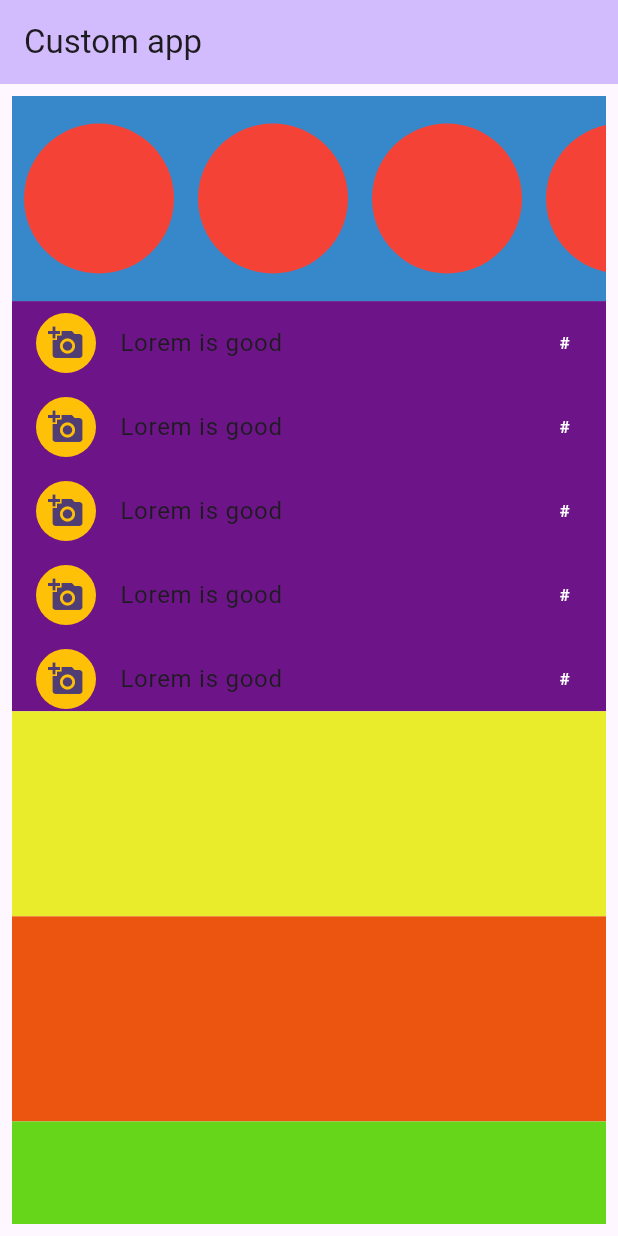
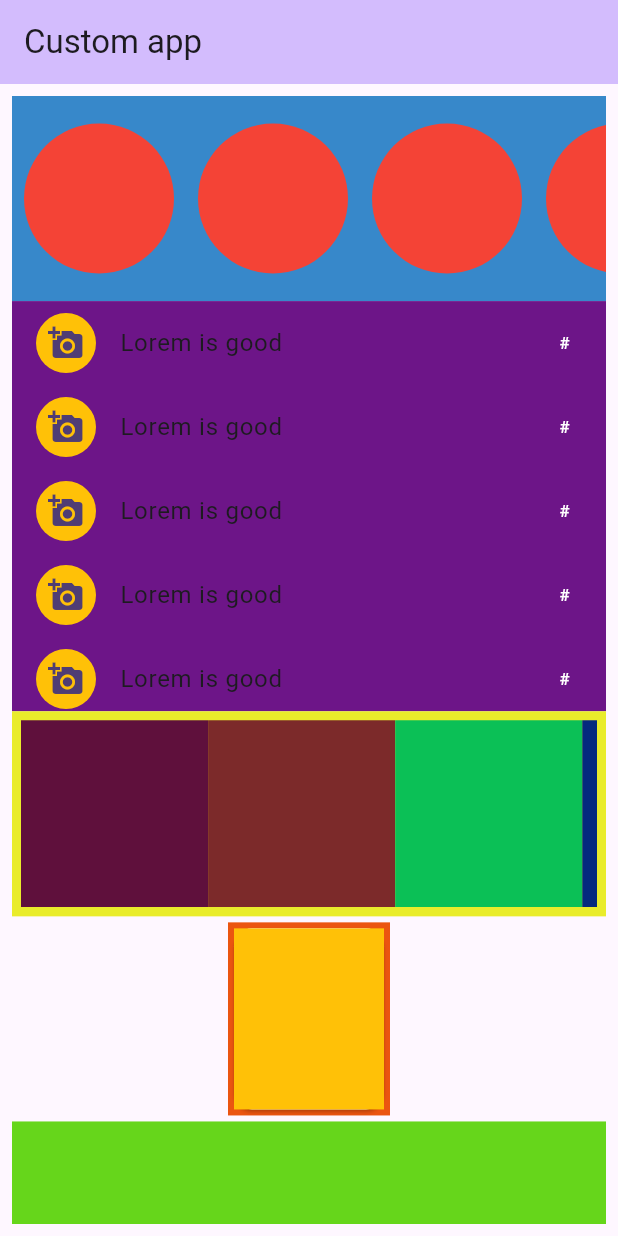
Before and after one commit to Foysalrabby/flutterparitce50, a Flutter app: the screen it shows after launch, on a phone screen of 412 x 824 dp. Run offline on Flutter 3.47's test engine with Material 3 defaults, Android fonts, the phone set to English and light mode, and no system bars.

Commit message:
to the cartitem customize and clean cod

```diff
--- a/myapp/lib/main.dart
+++ b/myapp/lib/main.dart
@@ -33,6 +33,12 @@ class MyHomePage extends StatefulWidget {
 class _MyHomePageState extends State<MyHomePage> {
   @override
   Widget build(BuildContext context) {
+    var arrycolor = [
+      Color.fromARGB(255, 95, 16, 60),
+      Color.fromARGB(255, 124, 42, 42),
+      Color.fromARGB(255, 11, 192, 86),
+      Color.fromARGB(255, 4, 42, 126)
+    ];
     return Scaffold(
         appBar: AppBar(
           backgroundColor: Theme.of(context).colorScheme.inversePrimary,
@@ -68,16 +74,17 @@ class _MyHomePageState extends State<MyHomePage> {
                 color: Color.fromARGB(255, 109, 21, 136),
                 child: ListView.builder(
                   itemBuilder: (context, index) {
-                    return (
-                    ListTile(
+                    return (ListTile(
                       leading: CircleAvatar(
-                        backgroundColor: Colors.amber,     //leading sit first
+                        backgroundColor: Colors.amber, //leading sit first
                         child: Icon(Icons.add_a_photo),
-                        ),
-                        title:Text("Lorem is good") ,   //tittle second
-                         trailing: Text("#",style: TextStyle(color: Colors.white),),  //last bose
-                    )
-                    );
+                      ),
+                      title: Text("Lorem is good"), //tittle second
+                      trailing: Text(
+                        "#",
+                        style: TextStyle(color: Colors.white),
+                      ), //last bose
+                    ));
                   },
                   itemCount: 10,
                 ),
@@ -86,15 +93,36 @@ class _MyHomePageState extends State<MyHomePage> {
             Expanded(
               flex: 2,
               child: Container(
-                height: 200,
-                color: Color.fromARGB(255, 233, 236, 43),
-              ),
+                  height: 200,
+                  color: Color.fromARGB(255, 233, 236, 43),
+                  child: Padding(
+                    padding: EdgeInsets.all(6),
+                    child: GridView.builder(
+                      gridDelegate: SliverGridDelegateWithFixedCrossAxisCount(
+                          crossAxisCount: 1),
+                      itemBuilder: (context, index) {
+                        return Container(
+                          color: arrycolor[index],
+                        );
+                      },
+                      itemCount: arrycolor.length,
+                      scrollDirection: Axis.horizontal,
+                    ),
+                  )),
             ),
             Expanded(
               flex: 2,
               child: Container(
                 height: 150,
                 color: Color.fromARGB(255, 235, 85, 16),
+                margin: EdgeInsets.only(top: 4, bottom: 4),
+                child: Card(
+                  child: Container(
+                    width: 100,
+                    height: 50,
+                    color: Colors.amber,
+                  ),
+                ),
               ),
             ),
             Expanded(
@@ -108,3 +136,10 @@ class _MyHomePageState extends State<MyHomePage> {
         ));
   }
 }
+
+class Craditems extends StatefulWidget {
+  @override
+  State<StatefulWidget> createState() {
+    return Expanded(child: child);
+  }
+}
```
